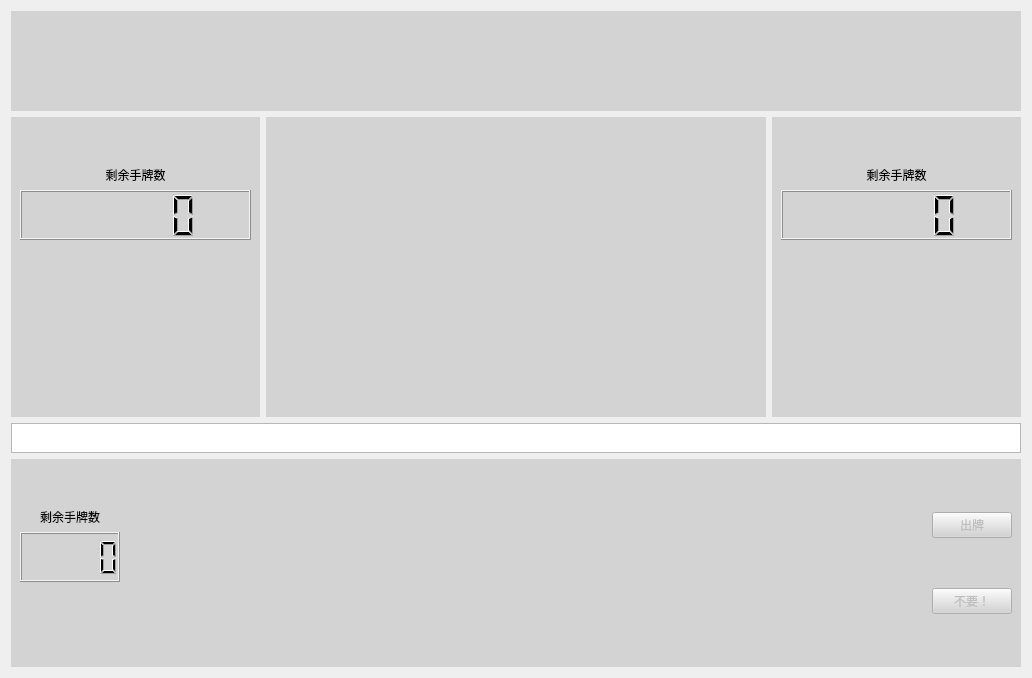
NickLennonLiu/landlord, file game.ui: the form before one commit.
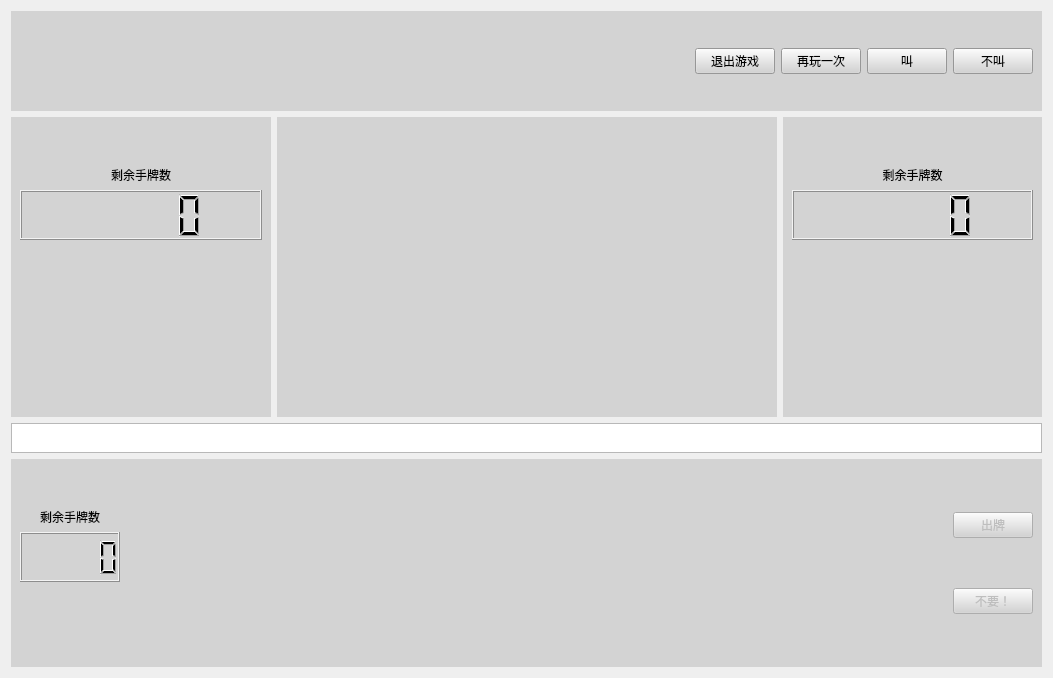
The form after the commit.

Patch:
```diff
--- a/game.ui
+++ b/game.ui
@@ -6,7 +6,7 @@
    <rect>
     <x>0</x>
     <y>0</y>
-    <width>1028</width>
+    <width>1053</width>
     <height>678</height>
    </rect>
   </property>
@@ -37,7 +37,49 @@
          </property>
          <layout class="QHBoxLayout" name="horizontalLayout_11">
           <item>
-           <layout class="QHBoxLayout" name="horizontalLayout_10"/>
+           <layout class="QHBoxLayout" name="horizontalLayout_10">
+            <item>
+             <spacer name="horizontalSpacer_2">
+              <property name="orientation">
+               <enum>Qt::Horizontal</enum>
+              </property>
+              <property name="sizeHint" stdset="0">
+               <size>
+                <width>40</width>
+                <height>20</height>
+               </size>
+              </property>
+             </spacer>
+            </item>
+            <item>
+             <widget class="QPushButton" name="exit">
+              <property name="text">
+               <string>退出游戏</string>
+              </property>
+             </widget>
+            </item>
+            <item>
+             <widget class="QPushButton" name="replay">
+              <property name="text">
+               <string>再玩一次</string>
+              </property>
+             </widget>
+            </item>
+            <item>
+             <widget class="QPushButton" name="wantLord">
+              <property name="text">
+               <string>叫</string>
+              </property>
+             </widget>
+            </item>
+            <item>
+             <widget class="QPushButton" name="noLord">
+              <property name="text">
+               <string>不叫</string>
+              </property>
+             </widget>
+            </item>
+           </layout>
           </item>
          </layout>
         </widget>
```
Left out of the diff: 19 changed lines with no effect on the pictures.
